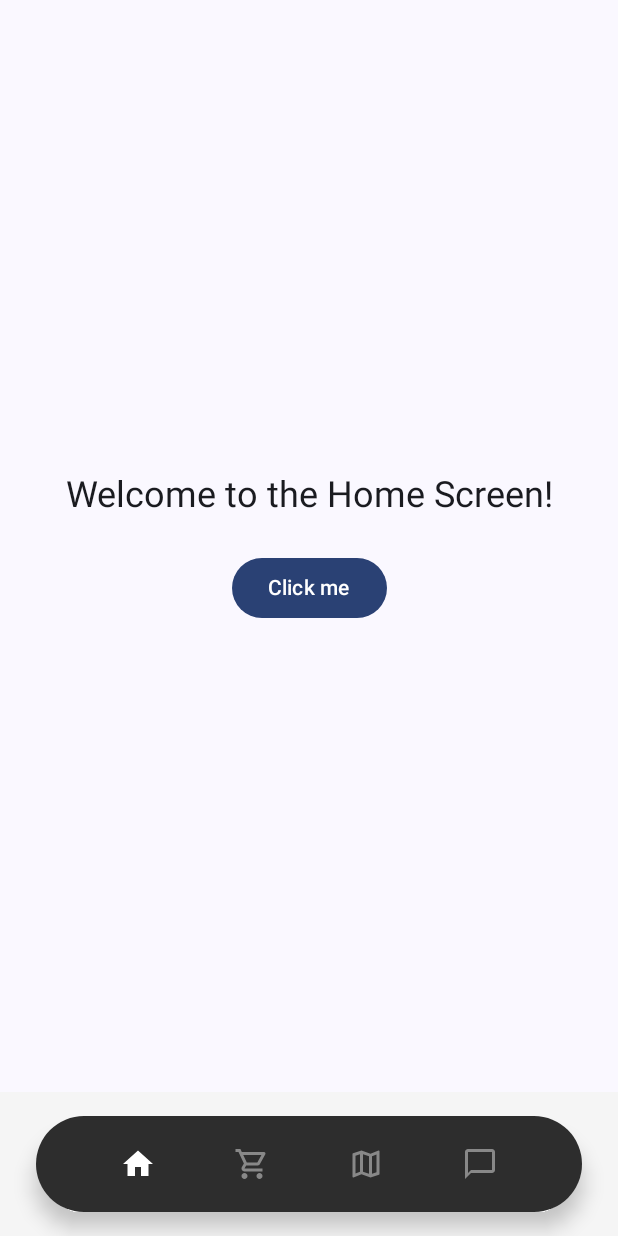
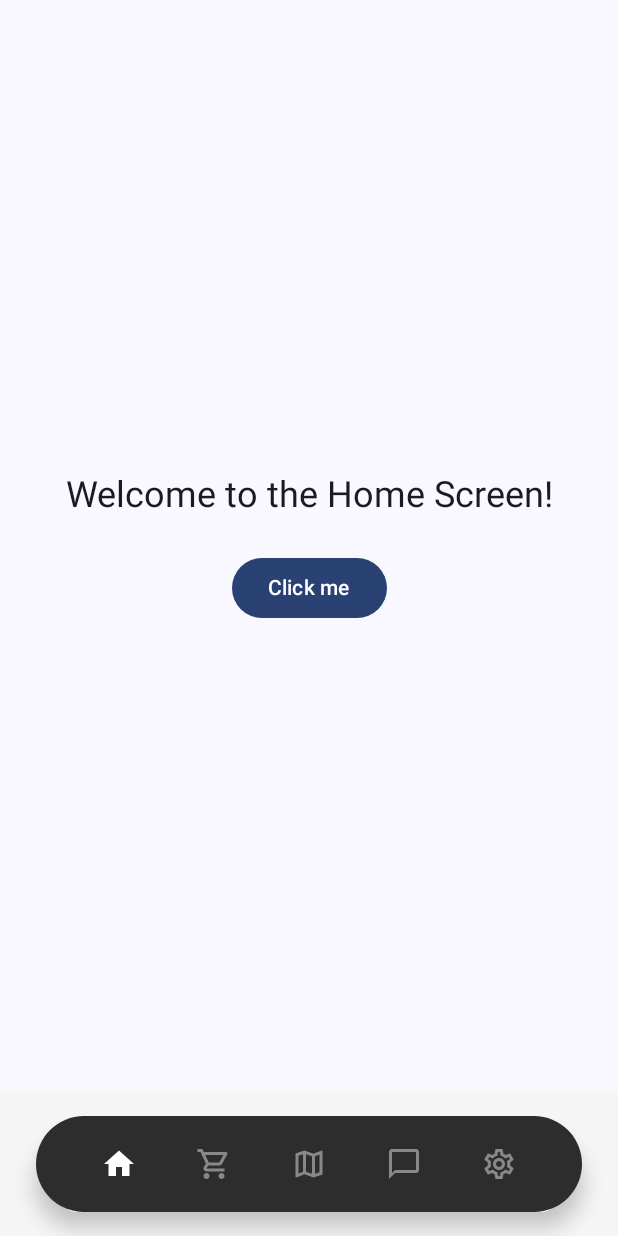
Before and after one commit to Oggie26/PRM392-Project, an Android app built with Jetpack Compose: the screen it shows after launch (MainActivity), on a phone screen of 412 x 824 dp. Run offline under Robolectric (Android 15) with nearby library versions, the phone set to English and light mode, and no system bars.

Commit message:
fix menu_2

```diff
--- a/app/src/main/java/com/example/prm391_project/screen/user/Menu.kt
+++ b/app/src/main/java/com/example/prm391_project/screen/user/Menu.kt
@@ -12,6 +12,7 @@ import androidx.compose.material.icons.filled.Favorite
 import androidx.compose.material.icons.filled.Home
 import androidx.compose.material.icons.filled.Map
 import androidx.compose.material.icons.filled.Person
+import androidx.compose.material.icons.filled.Settings
 import androidx.compose.material.icons.filled.ShoppingCart
 import androidx.compose.material.icons.outlined.Chat
 import androidx.compose.material.icons.outlined.ChatBubble
@@ -20,6 +21,7 @@ import androidx.compose.material.icons.outlined.FavoriteBorder
 import androidx.compose.material.icons.outlined.Home
 import androidx.compose.material.icons.outlined.Map
 import androidx.compose.material.icons.outlined.Person
+import androidx.compose.material.icons.outlined.Settings
 import androidx.compose.material.icons.outlined.ShoppingCart
 import androidx.compose.material3.*
 import androidx.compose.runtime.*
@@ -73,6 +75,12 @@ fun CustomBottomNavigation(
             selectedIcon = Icons.Filled.ChatBubble,
             unselectedIcon = Icons.Outlined.ChatBubbleOutline,
             label = "Chat"
+        ),
+        BottomNavItem(
+            route = "setting",
+            selectedIcon = Icons.Filled.Settings,
+            unselectedIcon = Icons.Outlined.Settings,
+            label = "Setting"
         )
     )
 
@@ -185,6 +193,15 @@ fun MainScreenWithBottomNav(navController: NavController) {
                 composable("chat") {
                     LoginScreen(navController = bottomNavController)
                 }
+                composable("setting") {
+                    Column(
+                        modifier = Modifier.fillMaxSize(),
+                        horizontalAlignment = Alignment.CenterHorizontally,
+                        verticalArrangement = Arrangement.Center
+                    ) {
+                        Text("Setting Screen", style = MaterialTheme.typography.headlineMedium)
+                    }
+                }
             }
         }
     }
```
